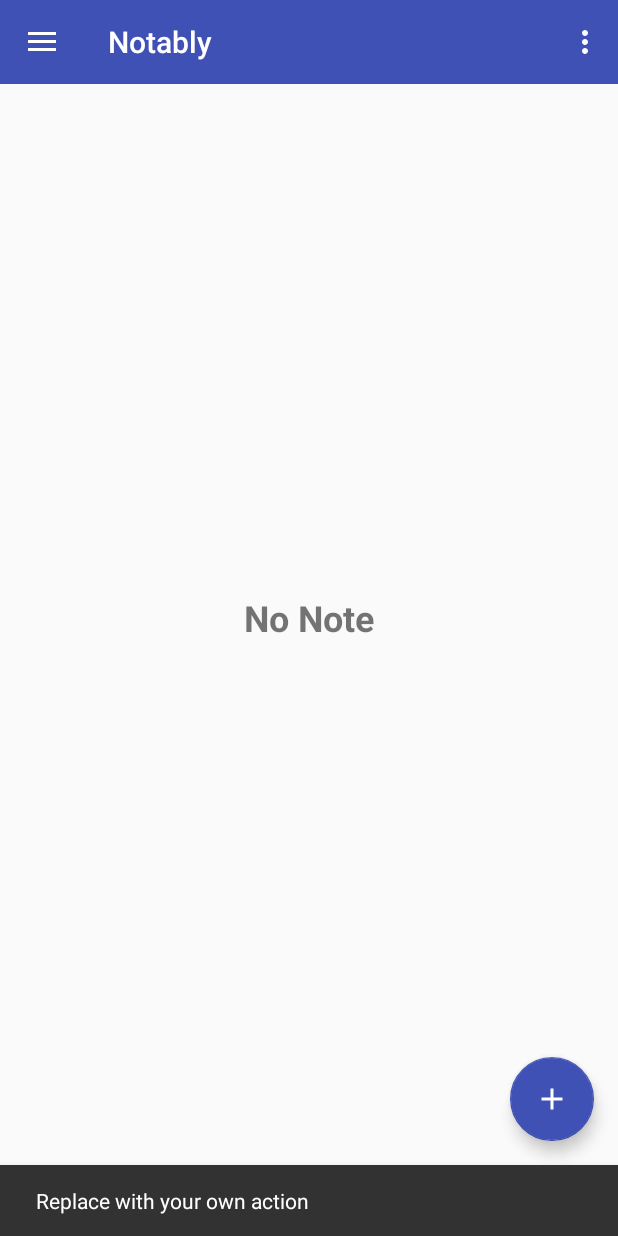
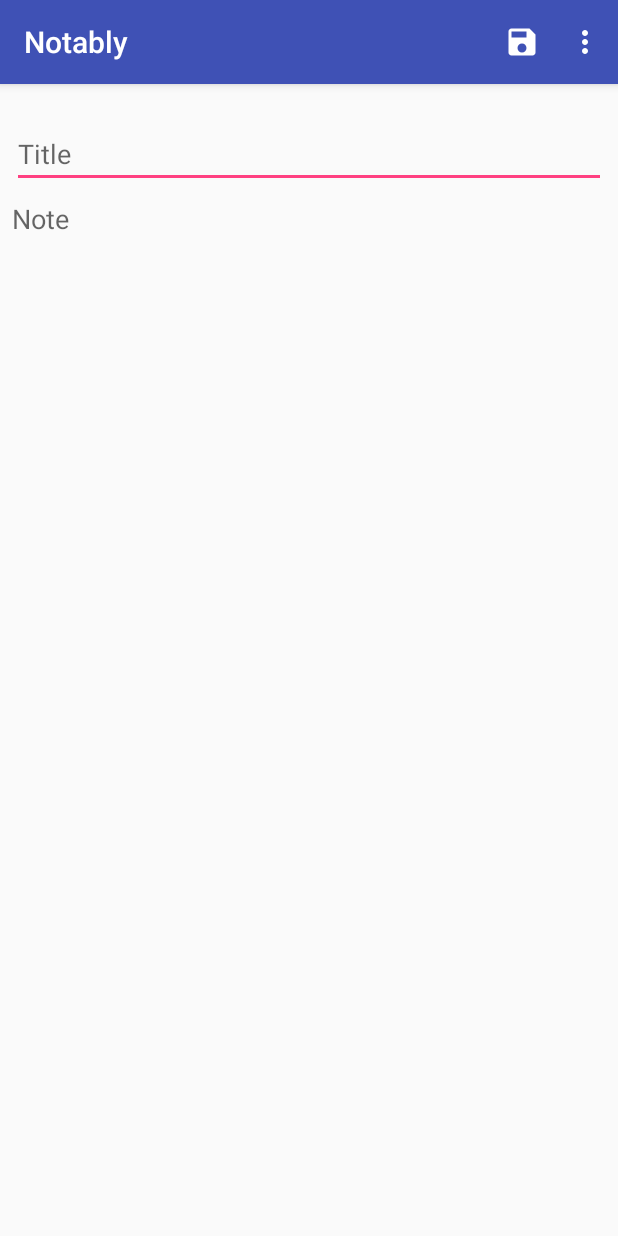
Before and after one commit to sedlifil/Notably, an Android app: the screen it shows after launch (MainActivity before the commit, AddNoteActivity after it), after a tap on an icon or button, on a phone screen of 412 x 824 dp. Run offline under Robolectric (Android 15) with nearby library versions, the phone set to English and light mode, and no system bars.

Commit message:
Edit note activity

```diff
--- a/app/src/main/java/fel/cvut/cz/notably/AddNoteActivity.java
+++ b/app/src/main/java/fel/cvut/cz/notably/AddNoteActivity.java
@@ -2,12 +2,52 @@ package fel.cvut.cz.notably;
 
 import android.support.v7.app.AppCompatActivity;
 import android.os.Bundle;
+import android.support.v7.widget.Toolbar;
+import android.view.Menu;
+import android.view.MenuInflater;
+import android.widget.EditText;
+import android.widget.LinearLayout;
+import android.widget.TextView;
+
+import java.util.Calendar;
 
 public class AddNoteActivity extends AppCompatActivity {
+
+    private EditText textTitle, textNote;
+    private TextView textReminderTimeDate;
+    private LinearLayout linearLayout;
+    private String time, date, reminderRepeatItem;
+    private int reminderRepeatIndex,pendingIntentID;
+    //private long calendarTimeMillieSec;
+    public static final String TIME = "time";
+    public static final String DATE = "date";
+    public static final String REMINDER_REPEAT = "repeat";
+    //private Bundle reminderValuesBundle;
+    private Calendar calendar;
+    private String dateTime;
+    //private long insertedNoteID;
 
     @Override
     protected void onCreate(Bundle savedInstanceState) {
         super.onCreate(savedInstanceState);
         setContentView(R.layout.activity_add_note);
+
+        textTitle = findViewById(R.id.editTextTitle);
+        textNote = findViewById(R.id.editTextNote);
+        //textReminderTimeDate = findViewById(R.id.textReminderTimeDate);
+        linearLayout = findViewById(R.id.linearLayout);
+        //Toolbar toolbar=findViewById(R.id.toolbar);
+        //setSupportActionBar(toolbar);
+
+
+
+
+
+    }
+    @Override
+    public boolean onCreateOptionsMenu(Menu menu) {
+        MenuInflater menuInflater = getMenuInflater();
+        menuInflater.inflate(R.menu.add_note, menu);
+        return true;
     }
 }
--- a/app/src/main/java/fel/cvut/cz/notably/MainActivity.java
+++ b/app/src/main/java/fel/cvut/cz/notably/MainActivity.java
@@ -1,5 +1,7 @@
 package fel.cvut.cz.notably;
 
+import android.content.Intent;
+import android.database.Cursor;
 import android.os.Bundle;
 import android.support.design.widget.FloatingActionButton;
 import android.support.design.widget.NavigationView;
@@ -40,16 +42,6 @@ public class MainActivity extends AppCompatActivity {
         Toolbar toolbar = (Toolbar) findViewById(R.id.toolbar);
         setSupportActionBar(toolbar);
 
-       FloatingActionButton fab = (FloatingActionButton) findViewById(R.id.fab);
-        fab.setOnClickListener(new View.OnClickListener() {
-            @Override
-            public void onClick(View view) {
-                Snackbar.make(view, "Replace with your own action", Snackbar.LENGTH_LONG)
-                        .setAction("Action", null).show();
-            }
-        });
-
-
         textNoNote = findViewById(R.id.textNoNote);
         recyclerView = findViewById(R.id.recyclerView);
         drawerLayout=findViewById(R.id.drawerLayout);
@@ -72,8 +64,57 @@ public class MainActivity extends AppCompatActivity {
         recyclerView.addItemDecoration(new DividerItemDecoration(recyclerView.getContext(), DividerItemDecoration.VERTICAL));
         //viewAdapter.setActionModeReceiver(this,this);
 
+        FloatingActionButton fab = findViewById(R.id.fab);
+        fab.setOnClickListener(new View.OnClickListener() {
+            @Override
+            public void onClick(View v) {
+                startActivity(new Intent(MainActivity.this, AddNoteActivity.class));
+            }
+        });
+/*
+        private void displayAllNote() {
+            noteList.clear();
+            selectedItemID.clear();
+
+            noteDB.open();
+            Cursor cursor = noteDB.getAllNotes();
+            while (cursor.moveToNext()) {
+                noteList.add(new NoteItems
+                        (cursor.getInt(0),
+                                cursor.getString(1),
+                                cursor.getString(2),
+                                cursor.getString(3)));
+                //Log.d("My Tag",cursor.getLong(4)+"\t\t"+cursor.getInt(5)+"\t\t"+cursor.getString(6));
+            }
+            setRecyclerViewVisibility();
+            viewAdapter.notifyDataSetChanged();
+            noteDB.close();
+
+            viewAdapter.updateFilterNoteList(noteList);
+        }
 
 
+        private void displayAllReminderNote(){
+            noteList.clear();
+            selectedItemID.clear();
+
+            noteDB.open();
+            Cursor cursor = noteDB.getAllReminderNotes();
+            while (cursor.moveToNext()) {
+                noteList.add(new NoteItems
+                        (cursor.getInt(0),
+                                cursor.getString(1),
+                                cursor.getString(2),
+                                cursor.getString(3)));
+                //Log.d("My Tag",cursor.getLong(4)+"\t\t"+cursor.getInt(5)+"\t\t"+cursor.getString(6));
+            }
+            setRecyclerViewVisibility();
+            viewAdapter.notifyDataSetChanged();
+            noteDB.close();
+
+            viewAdapter.updateFilterNoteList(noteList);
+        }
+*/
 
 
     }
--- /dev/null
+++ b/app/src/main/res/drawable/ic_save.xml
@@ -0,0 +1,5 @@
+<vector android:height="24dp" android:tint="#FFFFFF"
+    android:viewportHeight="24.0" android:viewportWidth="24.0"
+    android:width="24dp" xmlns:android="http://schemas.android.com/apk/res/android">
+    <path android:fillColor="#FF000000" android:pathData="M17,3L5,3c-1.11,0 -2,0.9 -2,2v14c0,1.1 0.89,2 2,2h14c1.1,0 2,-0.9 2,-2L21,7l-4,-4zM12,19c-1.66,0 -3,-1.34 -3,-3s1.34,-3 3,-3 3,1.34 3,3 -1.34,3 -3,3zM15,9L5,9L5,5h10v4z"/>
+</vector>
--- a/app/src/main/res/layout/activity_add_note.xml
+++ b/app/src/main/res/layout/activity_add_note.xml
@@ -8,13 +8,13 @@
     android:scrollbars="vertical"
     android:id="@+id/addFragContainer">
 
-    <include layout="@layout/toolbar"/>
+<!--    <include layout="@layout/toolbar"/>-->
 
     <LinearLayout
         android:id="@+id/linearLayout"
         android:layout_width="wrap_content"
         android:layout_height="wrap_content"
-        android:layout_marginTop="57dp"
+        android:layout_marginTop="0dp"
         android:orientation="horizontal"
         android:visibility="invisible"
         app:layout_constraintStart_toStartOf="parent"
--- a/app/src/main/res/layout/nav_header.xml
+++ b/app/src/main/res/layout/nav_header.xml
@@ -2,24 +2,19 @@
 <LinearLayout
     xmlns:android="http://schemas.android.com/apk/res/android"
     android:layout_width="match_parent"
-    android:layout_height="170dp"
+    android:layout_height="80dp"
     android:background="?attr/colorPrimaryDark"
     android:padding="16dp"
     android:theme="@style/ThemeOverlay.AppCompat.Dark"
     android:orientation="vertical">
 
-    <ImageView
-        android:layout_width="match_parent"
-        android:layout_height="wrap_content"
-        android:src="@mipmap/ic_launcher_round"
-        android:paddingTop="16dp"
-        android:contentDescription="@string/note_keep_logo" />
+
 
     <TextView
         android:layout_width="match_parent"
         android:layout_height="47dp"
         android:gravity="bottom|center"
-        android:text="@string/nav_header_note_keep"
+        android:text="Notably"
         android:textColor="#FFF"
         android:textSize="24sp"
         android:textStyle="bold" />
--- /dev/null
+++ b/app/src/main/res/menu/add_note.xml
@@ -0,0 +1,45 @@
+<?xml version="1.0" encoding="utf-8"?>
+
+<menu xmlns:android="http://schemas.android.com/apk/res/android"
+    xmlns:app="http://schemas.android.com/apk/res-auto">
+
+    <item
+        android:id="@+id/saveNote"
+        android:checkable="false"
+        android:enabled="false"
+        android:icon="@drawable/ic_save"
+        android:title="Save"
+        app:showAsAction="ifRoom" />
+    <item
+        android:id="@+id/add_picture"
+        app:showAsAction="collapseActionView"
+        android:title="Add picture"/>
+
+    <item
+        android:id="@+id/add_reminder"
+        app:showAsAction="collapseActionView"
+        android:title="Add reminder"/>
+    <item
+        android:id="@+id/add_location"
+        app:showAsAction="collapseActionView"
+        android:title="Add location"/>
+    <item
+        android:id="@+id/delete_note"
+        app:showAsAction="collapseActionView"
+        android:title="Delete"/>
+    <item
+        android:id="@+id/copy_note"
+        app:showAsAction="collapseActionView"
+        android:title="Copy"/>
+
+
+
+
+
+<!--    <item
+        android:id="@+id/addReminder"
+        android:icon="@drawable/ic_add_alert"
+        android:title="Reminder"
+        app:showAsAction="ifRoom"/>-->
+
+</menu>
```
